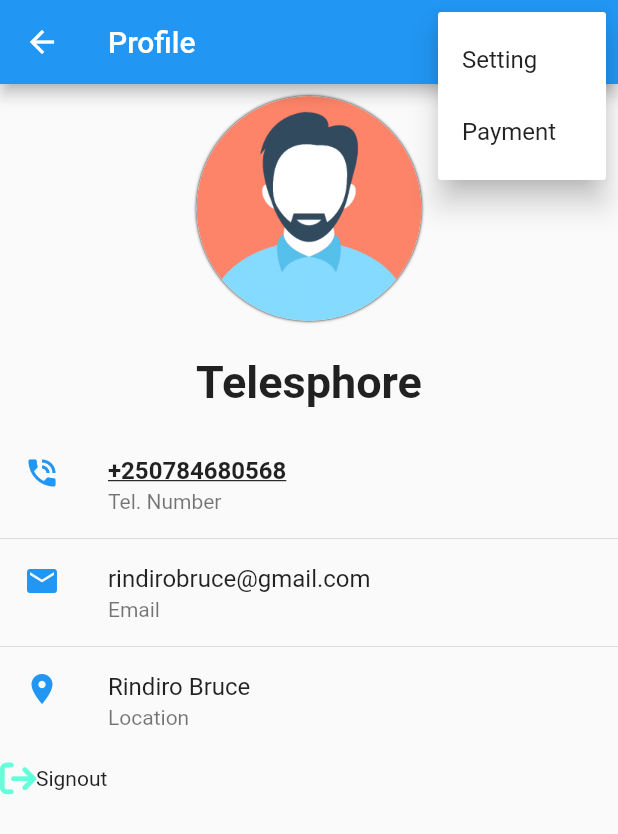
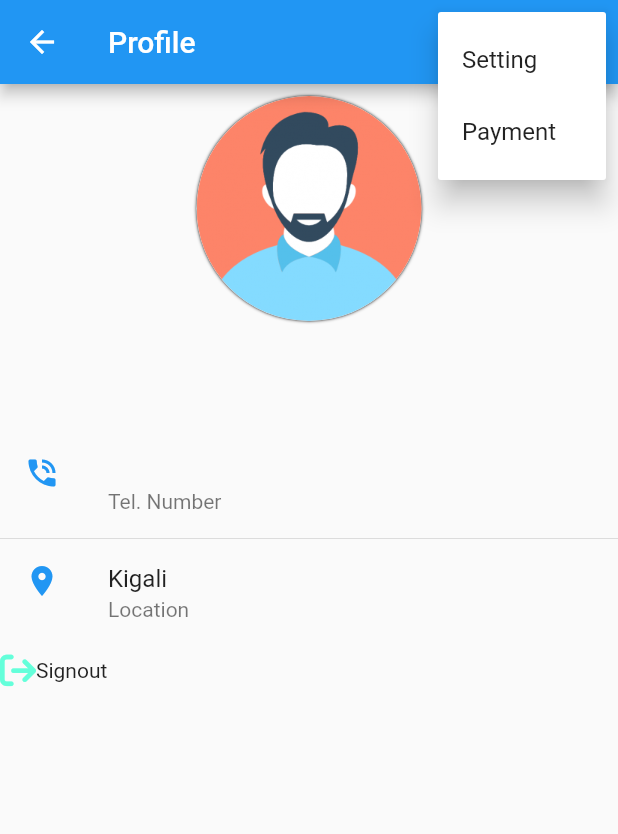
Before and after one commit to tuganimana/SPENNapp, a Flutter app: the ProfileScreen screen opened directly, after a tap on the "more vert" icon, on a phone screen of 412 x 824 dp. Shown: the top 834 px of the screen. Run offline on Flutter 3.47's test engine with Material 2 defaults, Android fonts, the phone set to English and light mode, and no system bars; our stand-ins replace country_code_picker, dio, flutter_icons, flutter_spinkit, introduction_screen and 2 more; missing offline and left inert: dart:ffi; accounts and stored records are empty; Roboto replaces fonts that are missing (Montserrat).

Commit message:
changed profile

```diff
--- a/lib/profile_screen.dart
+++ b/lib/profile_screen.dart
@@ -1,5 +1,9 @@
+import 'package:SPENNapp/signin_screen.dart';
 import 'package:flutter/material.dart';
 import 'package:flutter_icons/flutter_icons.dart';
+import 'package:shared_preferences/shared_preferences.dart';
+import 'dart:convert';
+import 'package:SPENNapp/signin_screen.dart';
 
 class ProfileScreen extends StatefulWidget {
   @override
@@ -19,6 +23,25 @@ const List<Choice> choices = const <Choice>[
 ];
 
 class _ProfileScreenState extends State<ProfileScreen> {
+  var userData;
+  void _getUserInfo() async {
+    SharedPreferences kubika = await SharedPreferences.getInstance();
+    var userJson = kubika.getString('user');
+    var user = json.decode(userJson);
+    var fullname = user['first_name'];
+
+    setState(() {
+      userData = user;
+    });
+  }
+
+  @override
+  void initState() {
+    _getUserInfo();
+
+    super.initState();
+  }
+
   void _select(Choice choice) {
     if (choice.title == 'Setting') {
       Navigator.pushNamed(context, '/settings');
@@ -76,7 +99,7 @@ class _ProfileScreenState extends State<ProfileScreen> {
                 ),
                 SizedBox(height: 15.0),
                 Text(
-                  'Telesphore',
+                  userData != null ? "${userData['first_name']} " : "",
                   style: TextStyle(
                       fontSize: 30.0,
                       fontWeight: FontWeight.bold,
@@ -92,30 +115,32 @@ class _ProfileScreenState extends State<ProfileScreen> {
                         leading: Icon(Icons.phone_in_talk,
                             color: Theme.of(context).primaryColor),
                         title: Text(
-                          '+250784680568',
+                          userData != null ? "${userData['username']} " : "",
                           style: TextStyle(
                               fontWeight: FontWeight.bold,
                               decoration: TextDecoration.underline),
                         ),
                         subtitle: Text('Tel. Number'),
                       ),
-                      ListTile(
-                        leading: Icon(Icons.email,
-                            color: Theme.of(context).primaryColor),
-                        title: Text('rindirobruce@gmail.com'),
-                        subtitle: Text('Email'),
-                      ),
+                      // ListTile(
+                      //   leading: Icon(Icons.email,
+                      //       color: Theme.of(context).primaryColor),
+                      //   title: Text('rindirobruce@gmail.com'),
+                      //   subtitle: Text('Email'),
+                      // ),
                       ListTile(
                         leading: Icon(Icons.location_on,
                             color: Theme.of(context).primaryColor),
-                        title: Text('Rindiro Bruce'),
+                        title: Text('Kigali'),
                         subtitle: Text('Location'),
                       ),
                     ],
                   ).toList(),
                 ),
-                Container(
-                  padding: EdgeInsets.symmetric(vertical: 4.0, horizontal: .0),
+                InkWell(
+                  child: Container(
+                    padding:
+                        EdgeInsets.symmetric(vertical: 4.0, horizontal: .0),
                     child: Row(
                       children: [
                         Icon(
@@ -128,6 +153,11 @@ class _ProfileScreenState extends State<ProfileScreen> {
                         )
                       ],
                     ),
+                  ),
+                  onTap: () {
+                    Navigator.push(context,
+                        new MaterialPageRoute(builder: (context) => Login()));
+                  },
                 )
               ],
             ),
```
Also changed, not shown: 2 other files. Lines whose indentation alone changed are shown as unchanged.
